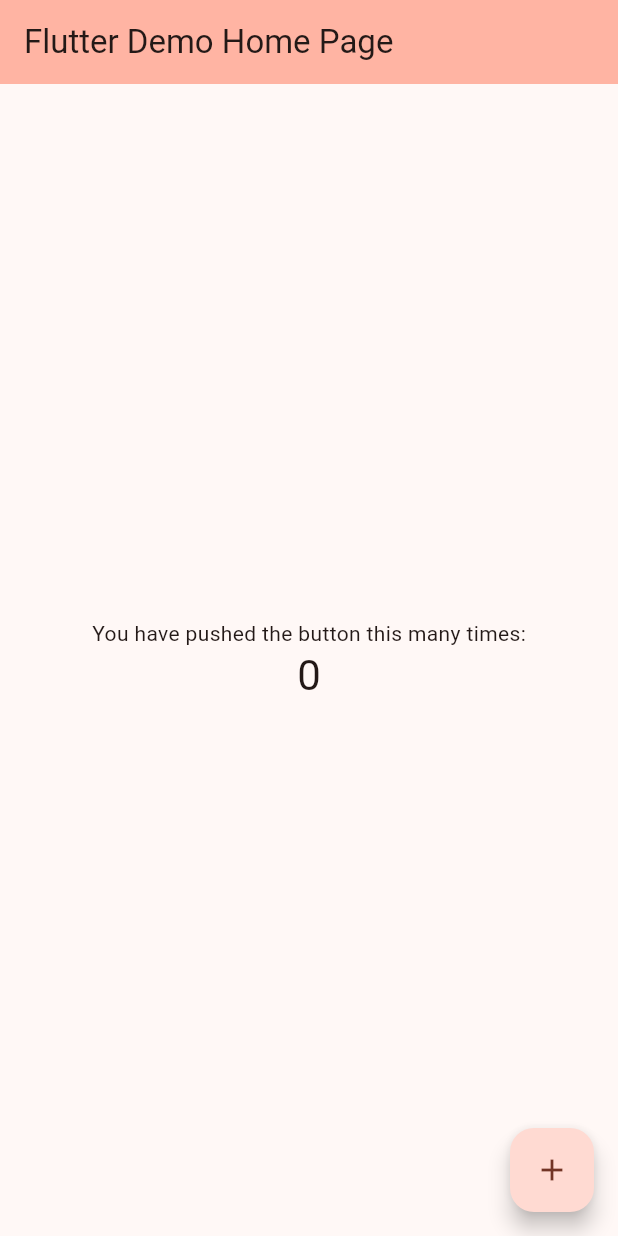
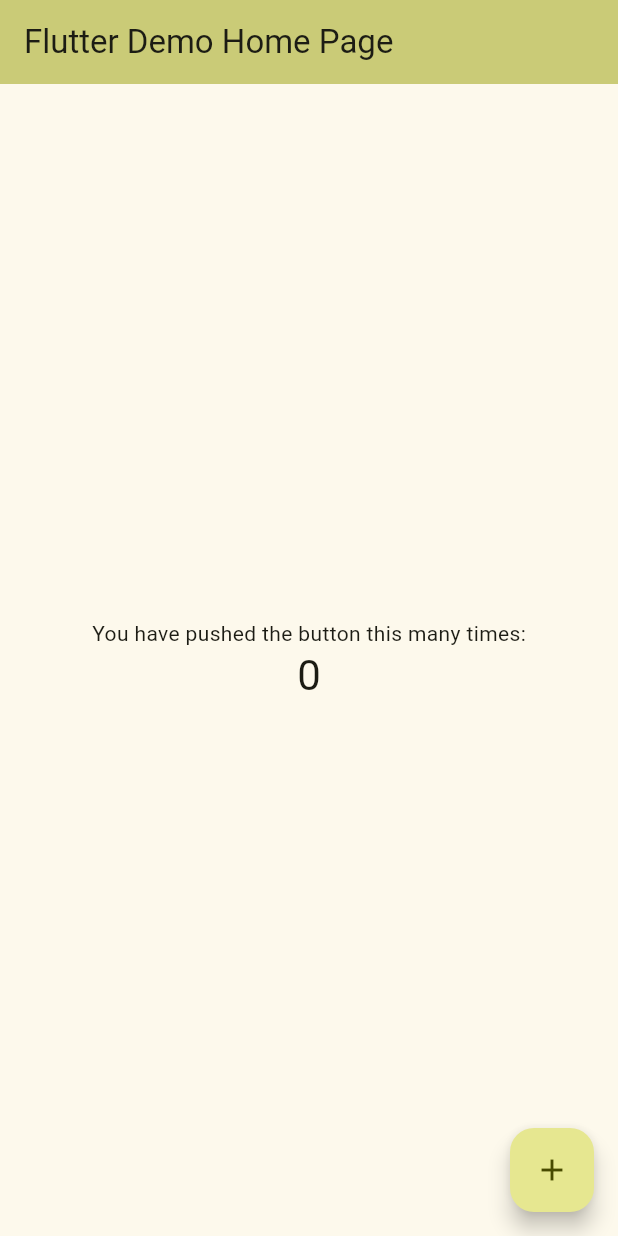
Before and after one commit to BeSinhorelli/curso-flutter-udemy, a Flutter app: the screen it shows after launch, on a phone screen of 412 x 824 dp. Run offline on Flutter 3.47's test engine with Material 3 defaults, Android fonts, the phone set to English and light mode, and no system bars.

Commit message:
mudando a cor

```diff
--- a/lib/main.dart
+++ b/lib/main.dart
@@ -29,7 +29,7 @@ class MyApp extends StatelessWidget {
         // This works for code too, not just values: Most code changes can be
         // tested with just a hot reload.
         colorScheme: ColorScheme.fromSeed(
-          seedColor: const Color.fromARGB(255, 192, 50, 14),
+          seedColor: const Color.fromARGB(255, 244, 248, 3),
         ),
       ),
       home: const MyHomePage(title: 'Flutter Demo Home Page'),
```
